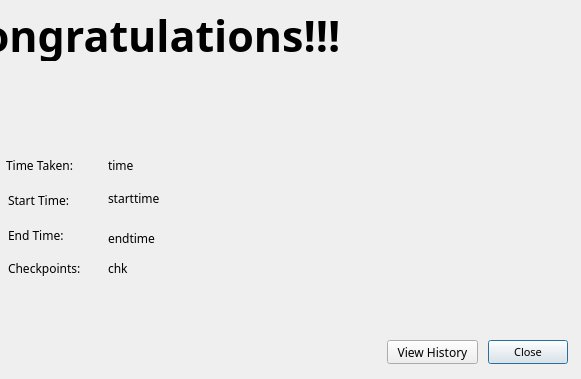
Qt form wikiLYNX/ui/congrats.ui (flamboyantpenguin/wikiLYNX) before a commit; both pictures show x 272 to 853 and y 0 to 379 of the 853 by 379 pixel window.
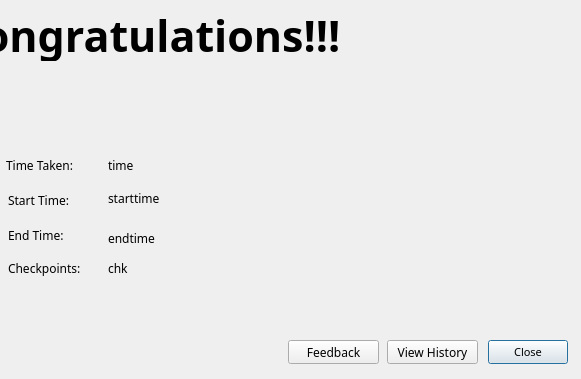
The same form after that commit. Icons and pictures are not drawn.

```diff
--- a/wikiLYNX/ui/congrats.ui
+++ b/wikiLYNX/ui/congrats.ui
@@ -111,7 +111,7 @@
     <rect>
      <x>380</x>
      <y>150</y>
-     <width>201</width>
+     <width>421</width>
      <height>31</height>
     </rect>
    </property>
@@ -163,7 +163,7 @@
     <rect>
      <x>380</x>
      <y>190</y>
-     <width>71</width>
+     <width>181</width>
      <height>16</height>
     </rect>
    </property>
@@ -176,7 +176,7 @@
     <rect>
      <x>380</x>
      <y>230</y>
-     <width>71</width>
+     <width>181</width>
      <height>16</height>
     </rect>
    </property>
@@ -223,6 +223,19 @@
     <string>chk</string>
    </property>
   </widget>
+  <widget class="QPushButton" name="feedBackButton">
+   <property name="geometry">
+    <rect>
+     <x>560</x>
+     <y>340</y>
+     <width>91</width>
+     <height>24</height>
+    </rect>
+   </property>
+   <property name="text">
+    <string>Feedback</string>
+   </property>
+  </widget>
  </widget>
  <resources/>
  <connections/>
```
Left out of the diff: 12 changed lines with no effect on the pictures.
